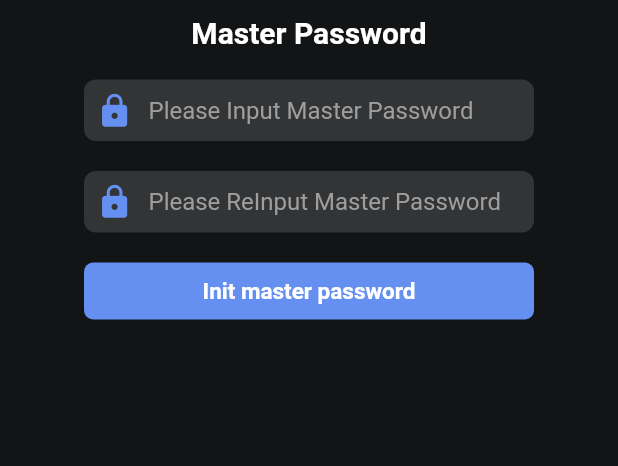
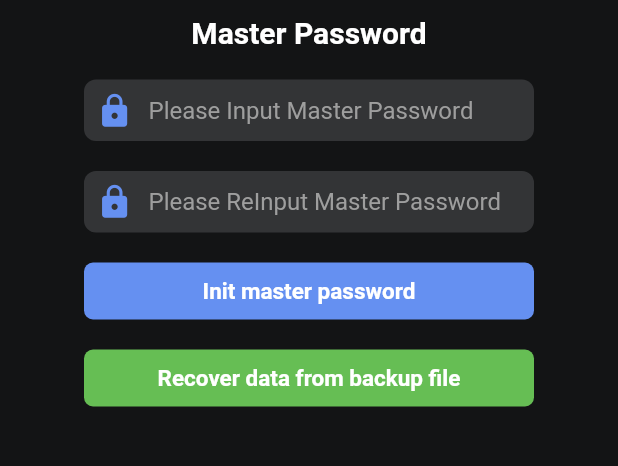
Before and after one commit to zhongxuqi/ipfspass, a Flutter app: the screen it shows after launch, on a phone screen of 412 x 824 dp, the part 210-676 px from its top. Run offline on Flutter 3.47's test engine with Material 2 defaults, Android fonts, the light colour scheme and no system bars; our stand-ins replace dio, file_picker, fluttertoast, local_auth, numberpicker, permission_handler and 3 more; missing offline and left inert: flutter_qr_reader, lpinyin, otp; accounts and stored records are empty.

Commit message:
add recover data from backup file

```diff
--- a/app/lib/login.dart
+++ b/app/lib/login.dart
@@ -1,11 +1,16 @@
+import 'dart:convert';
+
 import 'package:app/utils/colors.dart';
+import 'package:app/utils/content.dart';
 import 'package:app/utils/localization.dart';
 import 'package:app/utils/store.dart';
 import 'package:flutter/material.dart';
-
+import 'package:file_picker/file_picker.dart';
 import 'components/LoginFormItem.dart';
 import 'main.dart';
 import 'utils/iconfonts.dart';
+import 'dart:io';
+import 'db/data.dart';
 
 class LoginPage extends StatefulWidget {
   @override
@@ -37,6 +42,28 @@ class LoginPageState extends State<LoginPage> {
       return;
     }
     await StoreUtils.setMasterPassword(registerMasterPasswordCtl.text);
+    await getDataModel().deleteAllContentInfo();
+    goMainPage();
+  }
+
+  void recoverDataFromBackupFile() async {
+    await getDataModel().deleteAllContentInfo();
+    FilePickerResult result = await FilePicker.platform.pickFiles();
+
+    if(result != null) {
+      File file = File(result.files.single.path);
+      var contentBackup = ContentBackup.fromMap(json.decode(utf8.decode(file.readAsBytesSync())));
+      StoreUtils.setRawMasterPassword(contentBackup.encryptedMasterPassword);
+      for (var contentInfo in contentBackup.contents) {
+        await getDataModel().upsertContentInfo(contentInfo, (id) {});
+      }
+      goMainPage();
+    } else {
+      // User canceled the picker
+    }
+  }
+
+  void goMainPage() async {
     Navigator.pushReplacement(
       context,
       MaterialPageRoute(builder: (context) =>
@@ -140,6 +167,31 @@ class LoginPageState extends State<LoginPage> {
                       onTap: login,
                     ),
                   ),
+                  Container(
+                    margin: EdgeInsets.only(top: 20),
+                    alignment: Alignment.center,
+                    child: GestureDetector(
+                      child: Container(
+                        width: 300,
+                        padding: EdgeInsets.symmetric(vertical: 10.0),
+                        decoration: BoxDecoration(
+                          color: ColorUtils.green,
+                          borderRadius: BorderRadius.all(Radius.circular(6.0)),
+                        ),
+                        child: Center(
+                          child: Text(
+                            AppLocalizations.of(context).getLanguageText('recover_data_from_backup_file'),
+                            style: TextStyle(
+                              color: Colors.white,
+                              fontSize: 15.0,
+                              fontWeight: FontWeight.bold,
+                            ),
+                          ),
+                        ),
+                      ),
+                      onTap: recoverDataFromBackupFile,
+                    ),
+                  ),
                 ],
               ),
             ),
--- a/app/lib/utils/content.dart
+++ b/app/lib/utils/content.dart
@@ -93,6 +93,17 @@ class ContentBackup {
   }
 
   ContentBackup({@required this.encryptedMasterPassword, @required this.contents});
+
+  static ContentBackup fromMap(Map<String, dynamic> data) {
+    var encryptedMasterPassword = data['encrypted_master_password'];
+    var contents = <ContentInfo>[];
+    if (data['contents'] != null) {
+      for (var item in data['contents']) {
+        contents.add(ContentInfo(null, item['content_id'], item['encrypted_data'], ContentExtra(), null));
+      }
+    }
+    return ContentBackup(encryptedMasterPassword: encryptedMasterPassword, contents: contents);
+  }
 }
 
 void backupContent(BuildContext ctx) async {
@@ -104,7 +115,7 @@ void backupContent(BuildContext ctx) async {
     var filesPath = path.join((await path_provider.getApplicationDocumentsDirectory()).path, 'ipfspass_backup.json');
     var file = File(filesPath);
     if (file.existsSync()) {
-    file.deleteSync(recursive: true);
+      file.deleteSync(recursive: true);
     }
     file.createSync(recursive: true);
     file.writeAsStringSync(json.encode(contentBackup.toMap()));
--- a/app/lib/utils/localization.dart
+++ b/app/lib/utils/localization.dart
@@ -328,6 +328,10 @@ class AppLocalizations {
       "en": "Whether to backup content",
       "zh": "是否备份内容"
     },
+    "recover_data_from_backup_file": {
+      "en": "Recover data from backup file",
+      "zh": "从备份文件恢复数据"
+    },
   };
 
   String getLanguageText(String textID) {
--- a/app/pubspec.yaml
+++ b/app/pubspec.yaml
@@ -40,6 +40,7 @@ dependencies:
   dio: ^4.0.0
   share: ^2.0.4
   path_provider: ^2.0.2
+  file_picker: ^4.0.0
 
 dev_dependencies:
   flutter_test:
```
Also changed, not shown: app/pubspec.lock, 2 other files.
